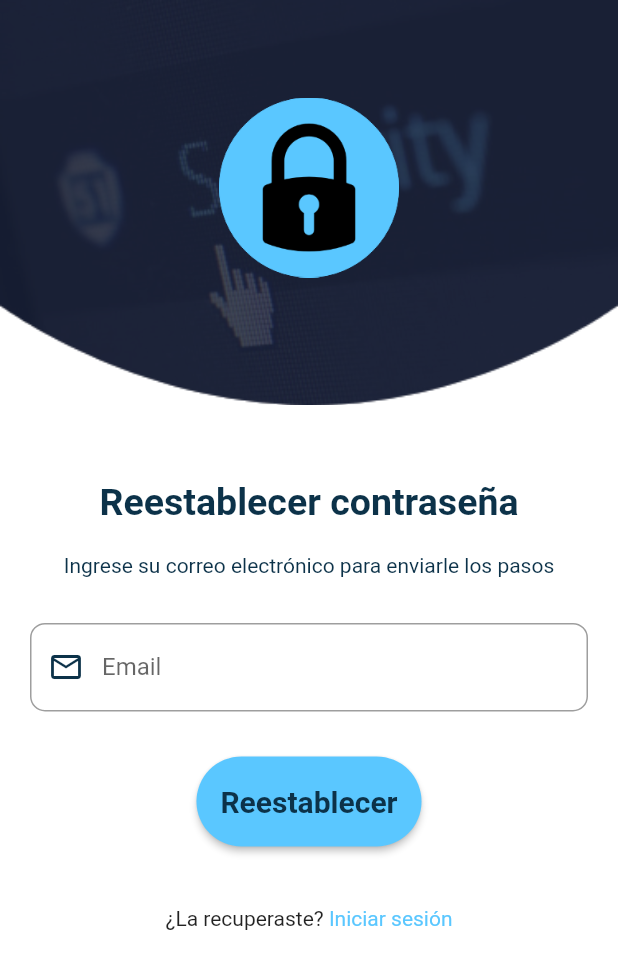
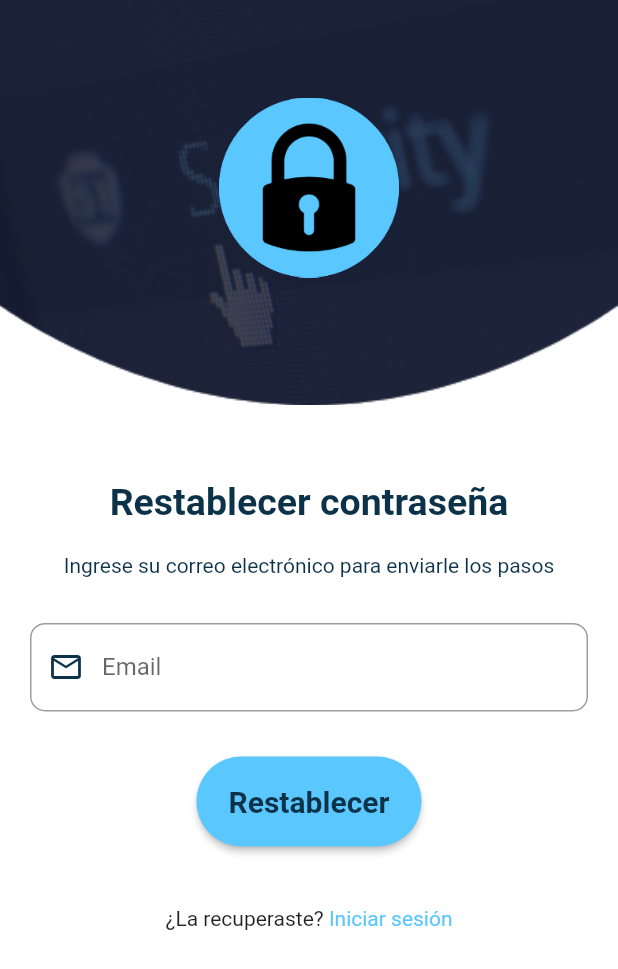
Before and after one commit to PedroHigueraG/SecurityApp, a Flutter app: the PasswordPage screen opened by its route, on a phone screen of 412 x 824 dp. Shown: the top 969 px of the screen. Run offline on Flutter 3.47's test engine with Material 2 defaults, Android fonts, the light colour scheme and no system bars.

Commit message:
Cambios en la ventana de reestablecer contraseña

```diff
--- a/lib/pages/loginPages/passwordPage.dart
+++ b/lib/pages/loginPages/passwordPage.dart
@@ -75,7 +75,7 @@ class _PasswordPageState extends State<PasswordPage>
                   mainAxisAlignment: MainAxisAlignment.center,
                   children: [
                     Text(
-                      'Reestablecer contraseña',
+                      'Restablecer contraseña',
                       style: TextStyle(
                           fontWeight: FontWeight.bold,
                           fontSize: 25,
@@ -116,7 +116,7 @@ class _PasswordPageState extends State<PasswordPage>
                         color: azulClaro,
                         shape: RoundedRectangleBorder(
                             borderRadius: BorderRadius.circular(33.0)),
-                        child: Text('Reestablecer',
+                        child: Text('Restablecer',
                             style: TextStyle(
                                 fontSize: 20,
                                 fontWeight: FontWeight.bold,
```
